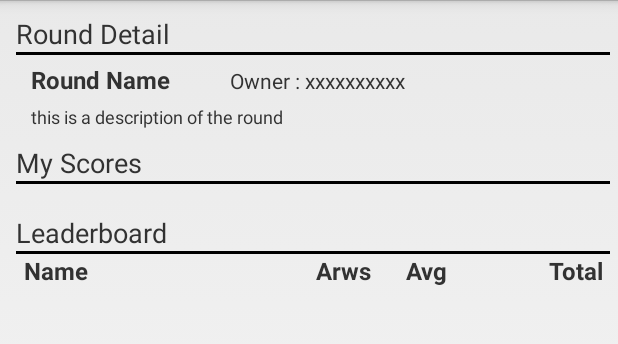
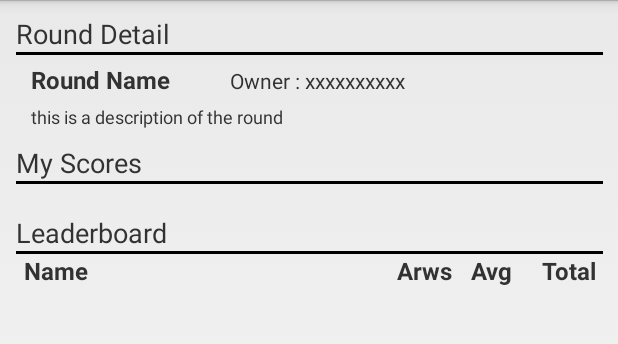
Before and after one commit to pangtuwi/CloudArchery, an Android app: the layout round_scores.xml on its own in the app's theme, with its tools: preview values and no code run, on a phone screen of 412 x 824 dp, the part 72-416 px from its top. Run offline under Robolectric (Android 15) with nearby library versions, the phone set to English and light mode, and no system bars.

Commit message:
fixed issue #1

```diff
--- a/app/src/main/java/com/cloudarchery/archersapp/RoundScores.java
+++ b/app/src/main/java/com/cloudarchery/archersapp/RoundScores.java
@@ -149,7 +149,7 @@ public class RoundScores extends Fragment {
 
 
         //Initiate required variables
-        int px = (int) TypedValue.applyDimension(TypedValue.COMPLEX_UNIT_SP, 40, getResources().getDisplayMetrics());
+        int px = (int) TypedValue.applyDimension(TypedValue.COMPLEX_UNIT_SP, 36, getResources().getDisplayMetrics());
 
         headerText1 = (TextView) rootView.findViewById(R.id.round_scores_round_type_name);
         headerText1.setText(roundTypeName);
@@ -157,7 +157,7 @@ public class RoundScores extends Fragment {
         headerText2.setText(roundTypeDescription);
         headerText3 = (TextView) rootView.findViewById(R.id.round_scores_round_owner);
         //headerText3.setText("created by " +roundOwner + " on " + roundDate);
-        headerText3.setText("created on " + roundDate);
+        headerText3.setText("" + roundDate);
 
         //create scores table programatically
 
--- a/app/src/main/res/layout/round_scores.xml
+++ b/app/src/main/res/layout/round_scores.xml
@@ -1,11 +1,11 @@
 <?xml version="1.0" encoding="utf-8"?>
 <LinearLayout xmlns:android="http://schemas.android.com/apk/res/android"
-    android:layout_width="match_parent"
+    android:layout_width="fill_parent"
     android:layout_height="fill_parent"
     android:orientation="vertical">
 
     <ScrollView
-        android:layout_width="fill_parent"
+        android:layout_width="match_parent"
         android:layout_height="wrap_content"
         android:id="@+id/scrollView" >
 
@@ -14,7 +14,7 @@
             android:layout_height="wrap_content"
             android:stretchColumns="*"
             android:textAlignment="inherit"
-            android:layout_marginRight="5dp"
+            android:layout_marginRight="10dp"
             android:layout_marginLeft="5dp"
             android:layout_marginTop="10dp">
 
@@ -128,10 +128,10 @@
 
                 <TableLayout
                     android:id="@+id/dynamic_scores_table"
-                    android:layout_width="wrap_content"
+                    android:layout_width="match_parent"
                     android:layout_height="wrap_content"
                     android:layout_gravity="center_horizontal"
-                    android:textSize="20dp">
+                    android:textSize="18dp">
                 </TableLayout>
 
             </TableRow>
@@ -192,18 +192,18 @@
                     android:id="@+id/round_scores_leaderboard_header_3"
                     android:layout_width="wrap_content"
                     android:layout_height="wrap_content"
-                    android:layout_alignParentLeft="true"
+                    android:layout_alignParentRight="true"
                     android:textSize="16dp"
-                    android:layout_marginLeft="260dp"
+                    android:layout_marginRight="65dp"
                     android:textStyle="bold"
                     android:text="Avg" />
                 <TextView
                     android:id="@+id/round_scores_leaderboard_header_4"
                     android:layout_width="wrap_content"
                     android:layout_height="wrap_content"
-                    android:layout_alignParentLeft="true"
+                    android:layout_alignParentRight="true"
                     android:textSize="16dp"
-                    android:layout_marginLeft="200dp"
+                    android:layout_marginRight="105dp"
                     android:textStyle="bold"
                     android:text="Arws" />
 
```
Also changed, not shown: app/src/main/res/layout/row_userstatus.xml (+4 -4 lines), 1 other file.
